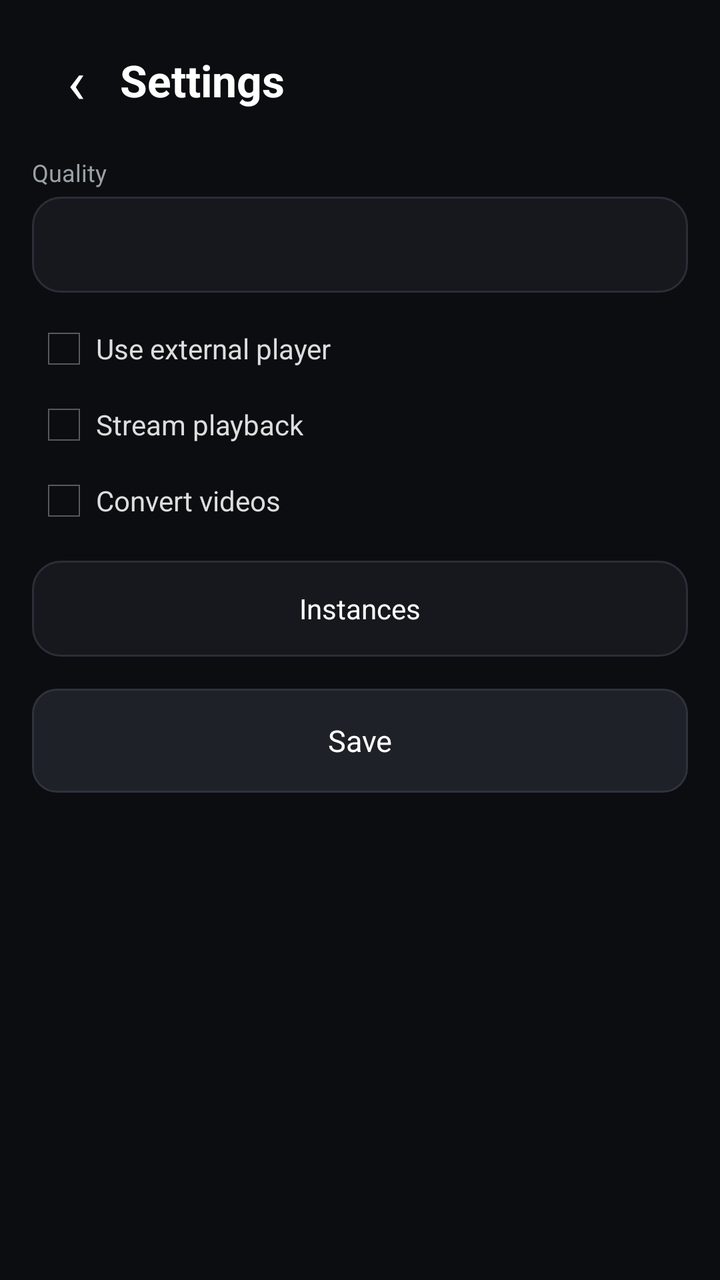
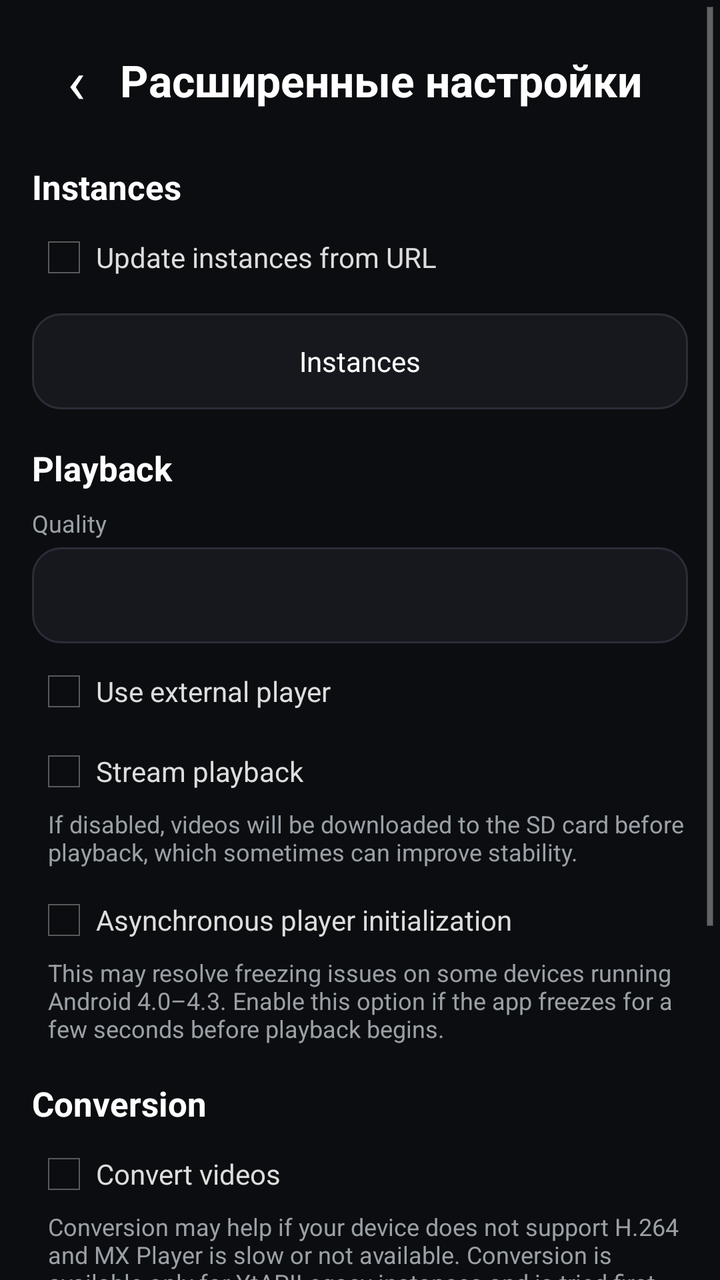

An Android layout rendered at two revisions. The XML below is the earlier revision; the diff shows what the commit changed to produce the second picture.
<!-- AndroidManifest.xml: application theme AppTheme -->
<!-- res/layout/activity_modern_advanced.xml -->
<?xml version="1.0" encoding="utf-8"?>
<ScrollView xmlns:android="http://schemas.android.com/apk/res/android"
    android:layout_width="match_parent"
    android:layout_height="match_parent"
    android:background="#0B0D10">

    <LinearLayout
        android:layout_width="match_parent"
        android:layout_height="wrap_content"
        android:orientation="vertical"
        android:padding="16dp">

        <LinearLayout
            android:layout_width="match_parent"
            android:layout_height="48dp"
            android:orientation="horizontal"
            android:gravity="center_vertical">

            <TextView
                android:id="@+id/modern_adv_back"
                android:layout_width="44dp"
                android:layout_height="match_parent"
                android:gravity="center"
                android:text="‹"
                android:textColor="#FFFFFF"
                android:textSize="30sp"
                android:focusable="true"
                android:clickable="true" />

            <TextView
                android:layout_width="wrap_content"
                android:layout_height="wrap_content"
                android:text="@string/settings"
                android:textColor="#FFFFFF"
                android:textSize="22sp"
                android:textStyle="bold" />
        </LinearLayout>

        <TextView
            android:layout_width="match_parent"
            android:layout_height="wrap_content"
            android:layout_marginTop="14dp"
            android:text="@string/player_quality"
            android:textColor="#9AA0A6"
            android:textSize="12sp" />

        <Spinner
            android:id="@+id/modern_adv_quality"
            android:layout_width="match_parent"
            android:layout_height="48dp"
            android:layout_marginTop="4dp"
            android:background="@drawable/modern_card_bg" />

        <CheckBox
            android:id="@+id/modern_adv_external"
            android:layout_width="match_parent"
            android:layout_height="wrap_content"
            android:layout_marginTop="12dp"
            android:text="@string/use_external_player"
            android:textColor="#DDDDDD"
            android:textSize="14sp" />

        <CheckBox
            android:id="@+id/modern_adv_stream"
            android:layout_width="match_parent"
            android:layout_height="wrap_content"
            android:layout_marginTop="6dp"
            android:text="@string/stream_playback"
            android:textColor="#DDDDDD"
            android:textSize="14sp" />

        <CheckBox
            android:id="@+id/modern_adv_convert"
            android:layout_width="match_parent"
            android:layout_height="wrap_content"
            android:layout_marginTop="6dp"
            android:text="@string/convert_videos"
            android:textColor="#DDDDDD"
            android:textSize="14sp" />

        <Button
            android:id="@+id/modern_adv_instances"
            android:layout_width="match_parent"
            android:layout_height="48dp"
            android:layout_marginTop="14dp"
            android:text="@string/instances"
            android:textColor="#FFFFFF"
            android:textSize="14sp"
            android:textAllCaps="false"
            android:background="@drawable/modern_card_bg" />

        <Button
            android:id="@+id/modern_adv_save"
            android:layout_width="match_parent"
            android:layout_height="52dp"
            android:layout_marginTop="16dp"
            android:text="@string/save"
            android:textColor="#FFFFFF"
            android:textSize="15sp"
            android:textAllCaps="false"
            android:background="@drawable/modern_chip_bg" />
    </LinearLayout>
</ScrollView>
<!-- resources referenced by this layout -->
<resources>
  <!-- drawable modern_card_bg (drawable) -->
  <?xml version="1.0" encoding="utf-8"?>
  <selector xmlns:android="http://schemas.android.com/apk/res/android">
      <item android:state_focused="true">
          <shape>
              <solid android:color="#20242C" />
              <stroke android:width="2dp" android:color="#E53935" />
              <corners android:radius="14dp" />
          </shape>
      </item>
      <item>
          <shape>
              <solid android:color="#16181D" />
              <stroke android:width="1dp" android:color="#2A2E38" />
              <corners android:radius="14dp" />
          </shape>
      </item>
  </selector>
  <!-- drawable modern_chip_bg (drawable) -->
  <?xml version="1.0" encoding="utf-8"?>
  <selector xmlns:android="http://schemas.android.com/apk/res/android">
      <item android:state_focused="true">
          <shape>
              <solid android:color="#E53935" />
              <corners android:radius="12dp" />
          </shape>
      </item>
      <item>
          <shape>
              <solid android:color="#1E2128" />
              <stroke android:width="1dp" android:color="#2E333D" />
              <corners android:radius="12dp" />
          </shape>
      </item>
  </selector>
  <string name="convert_videos">Convert videos</string>
  <string name="instances">Instances</string>
  <string name="player_quality">Quality</string>
  <string name="save">Save</string>
  <string name="settings">Settings</string>
  <string name="stream_playback">Stream playback</string>
  <string name="use_external_player">Use external player</string>
  <style name="AppTheme" parent="@android:style/Theme">
      </style>
</resources>

<!-- the commit's change to res/layout/activity_modern_advanced.xml (unified diff, before → after) -->
@@ -2,6 +2,7 @@
 <ScrollView xmlns:android="http://schemas.android.com/apk/res/android"
     android:layout_width="match_parent"
     android:layout_height="match_parent"
+    android:fillViewport="true"
     android:background="#0B0D10">
 
     <LinearLayout
@@ -30,7 +31,7 @@
             <TextView
                 android:layout_width="wrap_content"
                 android:layout_height="wrap_content"
-                android:text="@string/settings"
+                android:text="@string/modern_adv_title"
                 android:textColor="#FFFFFF"
                 android:textSize="22sp"
                 android:textStyle="bold" />
@@ -39,7 +40,96 @@
         <TextView
             android:layout_width="match_parent"
             android:layout_height="wrap_content"
-            android:layout_marginTop="14dp"
+            android:layout_marginTop="18dp"
+            android:text="@string/instances"
+            android:textColor="#FFFFFF"
+            android:textSize="17sp"
+            android:textStyle="bold" />
+
+        <CheckBox
+            android:id="@+id/modern_adv_update_chk"
+            android:layout_width="match_parent"
+            android:layout_height="wrap_content"
+            android:layout_marginTop="8dp"
+            android:text="@string/update_instances_url"
+            android:textColor="#DDDDDD"
+            android:textSize="14sp" />
+
+        <LinearLayout
+            android:id="@+id/modern_adv_update_container"
+            android:layout_width="match_parent"
+            android:layout_height="wrap_content"
+            android:layout_marginTop="4dp"
+            android:orientation="vertical"
+            android:visibility="gone">
+
+            <EditText
+                android:id="@+id/modern_adv_instances_url"
+                android:layout_width="match_parent"
+                android:layout_height="wrap_content"
+                android:minHeight="48dp"
+                android:background="@drawable/modern_card_bg"
+                android:hint="@string/modern_adv_instances_url_hint"
+                android:inputType="textUri"
+                android:paddingLeft="12dp"
+                android:paddingRight="12dp"
+                android:singleLine="true"
+                android:textColor="#FFFFFF"
+                android:textColorHint="#777D87"
+                android:textSize="14sp" />
+
+            <TextView
+                android:layout_width="match_parent"
+                android:layout_height="wrap_content"
+                android:layout_marginTop="10dp"
+                android:text="@string/update_freq"
+                android:textColor="#9AA0A6"
+                android:textSize="12sp" />
+
+            <Spinner
+                android:id="@+id/modern_adv_update_spinner"
+                android:layout_width="match_parent"
+                android:layout_height="48dp"
+                android:layout_marginTop="4dp"
+                android:background="@drawable/modern_card_bg"
+                android:entries="@array/update_freq_" />
+
+            <Button
+                android:id="@+id/modern_adv_update_btn"
+                android:layout_width="match_parent"
+                android:layout_height="48dp"
+                android:layout_marginTop="8dp"
+                android:background="@drawable/modern_chip_bg"
+                android:text="@string/update"
+                android:textAllCaps="false"
+                android:textColor="#FFFFFF"
+                android:textSize="14sp" />
+        </LinearLayout>
+
+        <Button
+            android:id="@+id/modern_adv_instances"
+            android:layout_width="match_parent"
+            android:layout_height="48dp"
+            android:layout_marginTop="12dp"
+            android:background="@drawable/modern_card_bg"
+            android:text="@string/instances"
+            android:textAllCaps="false"
+            android:textColor="#FFFFFF"
+            android:textSize="14sp" />
+
+        <TextView
+            android:layout_width="match_parent"
+            android:layout_height="wrap_content"
+            android:layout_marginTop="18dp"
+            android:text="@string/playback"
+            android:textColor="#FFFFFF"
+            android:textSize="17sp"
+            android:textStyle="bold" />
+
+        <TextView
+            android:layout_width="match_parent"
+            android:layout_height="wrap_content"
+            android:layout_marginTop="8dp"
             android:text="@string/player_quality"
             android:textColor="#9AA0A6"
             android:textSize="12sp" />
@@ -55,7 +145,7 @@
             android:id="@+id/modern_adv_external"
             android:layout_width="match_parent"
             android:layout_height="wrap_content"
-            android:layout_marginTop="12dp"
+            android:layout_marginTop="8dp"
             android:text="@string/use_external_player"
             android:textColor="#DDDDDD"
             android:textSize="14sp" />
@@ -64,40 +154,126 @@
             android:id="@+id/modern_adv_stream"
             android:layout_width="match_parent"
             android:layout_height="wrap_content"
-            android:layout_marginTop="6dp"
+            android:layout_marginTop="8dp"
             android:text="@string/stream_playback"
             android:textColor="#DDDDDD"
             android:textSize="14sp" />
 
+        <TextView
+            android:layout_width="match_parent"
+            android:layout_height="wrap_content"
+            android:layout_marginLeft="8dp"
+            android:layout_marginTop="2dp"
+            android:text="@string/stream_playback_desc"
+            android:textColor="#9AA0A6"
+            android:textSize="12sp" />
+
+        <CheckBox
+            android:id="@+id/modern_adv_async"
+            android:layout_width="match_parent"
+            android:layout_height="wrap_content"
+            android:layout_marginTop="10dp"
+            android:text="@string/async_uri"
+            android:textColor="#DDDDDD"
+            android:textSize="14sp" />
+
+        <TextView
+            android:layout_width="match_parent"
+            android:layout_height="wrap_content"
+            android:layout_marginLeft="8dp"
+            android:layout_marginTop="2dp"
+            android:text="@string/async_uri_"
+            android:textColor="#9AA0A6"
+            android:textSize="12sp" />
+
+        <TextView
+            android:layout_width="match_parent"
+            android:layout_height="wrap_content"
+            android:layout_marginTop="18dp"
+            android:text="@string/conversion"
+            android:textColor="#FFFFFF"
+            android:textSize="17sp"
+            android:textStyle="bold" />
+
         <CheckBox
             android:id="@+id/modern_adv_convert"
             android:layout_width="match_parent"
             android:layout_height="wrap_content"
-            android:layout_marginTop="6dp"
+            android:layout_marginTop="8dp"
             android:text="@string/convert_videos"
             android:textColor="#DDDDDD"
             android:textSize="14sp" />
 
-        <Button
-            android:id="@+id/modern_adv_instances"
-            android:layout_width="match_parent"
-            android:layout_height="48dp"
-            android:layout_marginTop="14dp"
-            android:text="@string/instances"
-            android:textColor="#FFFFFF"
-            android:textSize="14sp"
-            android:textAllCaps="false"
-            android:background="@drawable/modern_card_bg" />
+        <TextView
+            android:layout_width="match_parent"
+            android:layout_height="wrap_content"
+            android:layout_marginLeft="8dp"
+            android:layout_marginTop="2dp"
+            android:text="@string/conversion_"
+            android:textColor="#9AA0A6"
+            android:textSize="12sp" />
+
+        <LinearLayout
+            android:id="@+id/modern_adv_codec_row"
+            android:layout_width="match_parent"
+            android:layout_height="wrap_content"
+            android:layout_marginTop="8dp"
+            android:orientation="horizontal"
+            android:gravity="center_vertical"
+            android:visibility="gone">
+
+            <TextView
+                android:layout_width="0dp"
+                android:layout_height="wrap_content"
+                android:layout_weight="1"
+                android:text="@string/video_codec"
+                android:textColor="#DDDDDD"
+                android:textSize="14sp" />
+
+            <Spinner
+                android:id="@+id/modern_adv_codec"
+                android:layout_width="wrap_content"
+                android:layout_height="48dp"
+                android:background="@drawable/modern_card_bg"
+                android:entries="@array/codecs" />
+        </LinearLayout>
+
+        <TextView
+            android:layout_width="match_parent"
+            android:layout_height="wrap_content"
+            android:layout_marginTop="18dp"
+            android:text="@string/general"
+            android:textColor="#FFFFFF"
+            android:textSize="17sp"
+            android:textStyle="bold" />
+
+        <CheckBox
+            android:id="@+id/modern_adv_landscape"
+            android:layout_width="match_parent"
+            android:layout_height="wrap_content"
+            android:layout_marginTop="8dp"
+            android:text="@string/force_landscape"
+            android:textColor="#DDDDDD"
+            android:textSize="14sp" />
+
+        <TextView
+            android:layout_width="match_parent"
+            android:layout_height="wrap_content"
+            android:layout_marginLeft="8dp"
+            android:layout_marginTop="2dp"
+            android:text="@string/modern_adv_landscape_desc"
+            android:textColor="#9AA0A6"
+            android:textSize="12sp" />
 
         <Button
             android:id="@+id/modern_adv_save"
             android:layout_width="match_parent"
             android:layout_height="52dp"
-            android:layout_marginTop="16dp"
+            android:layout_marginTop="20dp"
+            android:background="@drawable/modern_chip_bg"
             android:text="@string/save"
-            android:textColor="#FFFFFF"
-            android:textSize="15sp"
             android:textAllCaps="false"
-            android:background="@drawable/modern_chip_bg" />
+            android:textColor="#FFFFFF"
+            android:textSize="15sp" />
     </LinearLayout>
 </ScrollView>
<!-- resource entries referenced after the edit -->
@@ -1,5 +1,15 @@
 <!-- resources referenced by this layout -->
 <resources>
+  <string-array name="codecs">
+          <item>MPEG-4 Visual</item>
+          <item>H.263</item>
+      </string-array>
+  <string-array name="update_freq_">
+          <item>Upon opening the app</item>
+          <item>Daily</item>
+          <item>Every 2 days</item>
+          <item>Every 3 days</item>
+      </string-array>
   <!-- drawable modern_card_bg (drawable) -->
   <?xml version="1.0" encoding="utf-8"?>
   <selector xmlns:android="http://schemas.android.com/apk/res/android">
@@ -35,13 +45,27 @@
           </shape>
       </item>
   </selector>
+  <string name="async_uri">Asynchronous player initialization</string>
+  <string name="async_uri_">This may resolve freezing issues on some devices running Android 4.0–4.3. Enable this option if the app freezes for a few seconds before playback begins.</string>
+  <string name="conversion">Conversion</string>
+  <string name="conversion_">Conversion may help if your device does not support H.264 and MX Player is slow or not available. Conversion is available only for YtAPILegacy instances and is tried first. SD card required. With conversion, please do not try to view long videos. <b>Do not enable if videos are playing normally.</b></string>
   <string name="convert_videos">Convert videos</string>
+  <string name="force_landscape">Force landscape in full-screen</string>
+  <string name="general">General</string>
   <string name="instances">Instances</string>
+  <string name="modern_adv_instances_url_hint" translatable="false">http://144.31.189.129/notPipe.json</string>
+  <string name="modern_adv_landscape_desc">При включении видео автоматически поворачивается в ландшафт при переходе в полный экран.</string>
+  <string name="modern_adv_title">Расширенные настройки</string>
+  <string name="playback">Playback</string>
   <string name="player_quality">Quality</string>
   <string name="save">Save</string>
-  <string name="settings">Settings</string>
   <string name="stream_playback">Stream playback</string>
+  <string name="stream_playback_desc">If disabled, videos will be downloaded to the SD card before playback, which sometimes can improve stability.</string>
+  <string name="update">Update</string>
+  <string name="update_freq">Update frequency</string>
+  <string name="update_instances_url">Update instances from URL</string>
   <string name="use_external_player">Use external player</string>
+  <string name="video_codec">Video codec</string>
   <style name="AppTheme" parent="@android:style/Theme">
       </style>
 </resources>
